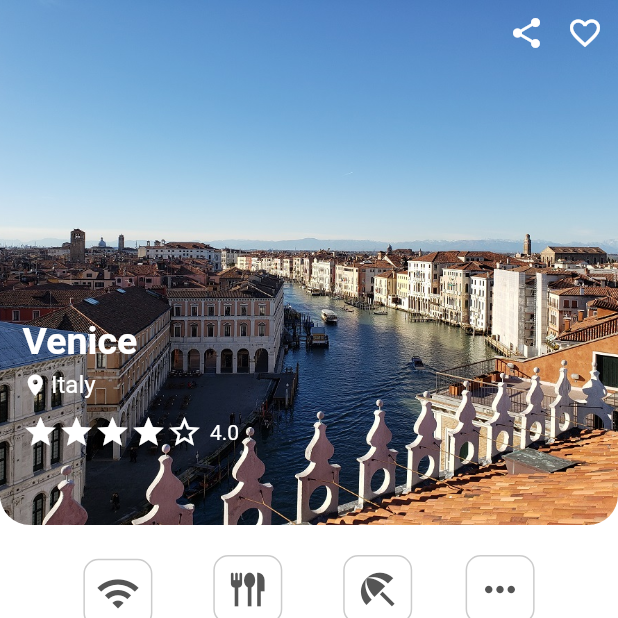
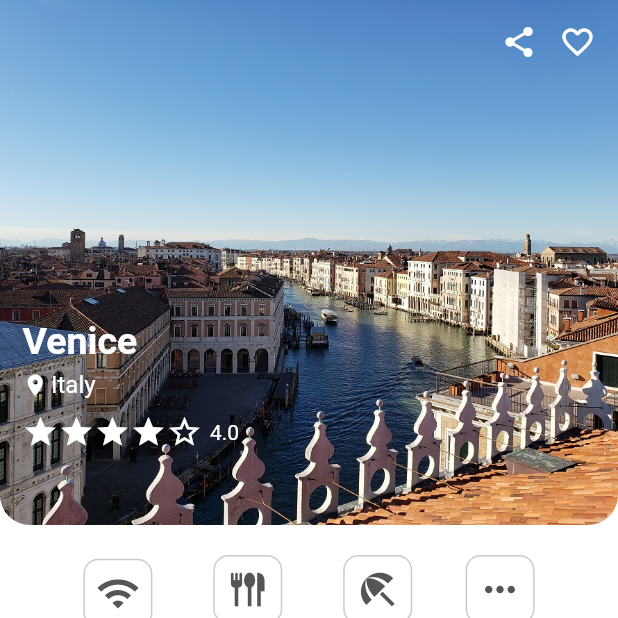
Before and after one commit to RyoNakahara072144/flutter_assignment_1, a Flutter app: the screen it shows after launch, on a phone screen of 412 x 824 dp, the top half of it. Run offline on Flutter 3.47's test engine with Material 2 defaults, Android fonts, the light colour scheme and no system bars.

Commit message:
first commit

```diff
--- a/lib/main.dart
+++ b/lib/main.dart
@@ -26,15 +26,29 @@ class UIAssignment extends StatelessWidget {
   @override
   Widget build(BuildContext context) {
     return Scaffold(
+      appBar: AppBar(
+        elevation: 0,
+
+        backgroundColor: const Color(0x00000000),
+        actions: const [
+          Icon(Icons.share, color: Colors.white,),
+          SizedBox(width: 15,),
+          Icon(Icons.favorite_border, color: Colors.white,),
+          SizedBox(width: 15,),
+        ],
+      ),
+      extendBodyBehindAppBar: true,
       backgroundColor: Colors.white,
-      body: Column(
+      body: SingleChildScrollView(
+        child: Column(
           children: [
             Stack(
               children: [
                 ClipRRect(
                   borderRadius: const BorderRadius.only(bottomLeft: Radius.circular(20), bottomRight: Radius.circular(20)),
-                  child: Image.asset('images/venice.jpg', height: 350, fit: BoxFit.cover,)
+                    child: Image.asset('images/venice.jpg', height: 350,width: MediaQuery.of(context).size.width, fit: BoxFit.cover,)
                 ),
+                /* AppBarを使わない場合
                 SafeArea(
                   child: Container(
                     padding: const EdgeInsets.only(right: 10, top: 10),
@@ -47,7 +61,7 @@ class UIAssignment extends StatelessWidget {
                       ],
                     ),
                   ),
-              ),
+                ),*/
                 Container(
                   height: 350,
                   padding: const EdgeInsets.only(left: 15, bottom: 50),
@@ -162,6 +176,7 @@ class UIAssignment extends StatelessWidget {
             )
           ],
         ),
+      ),
       floatingActionButton: FloatingActionButton.extended(
         onPressed: (){},
         label: const Text('ホテルを予約する', style: TextStyle(fontWeight: FontWeight.bold),),
```
Lines whose indentation alone changed are shown as unchanged.
